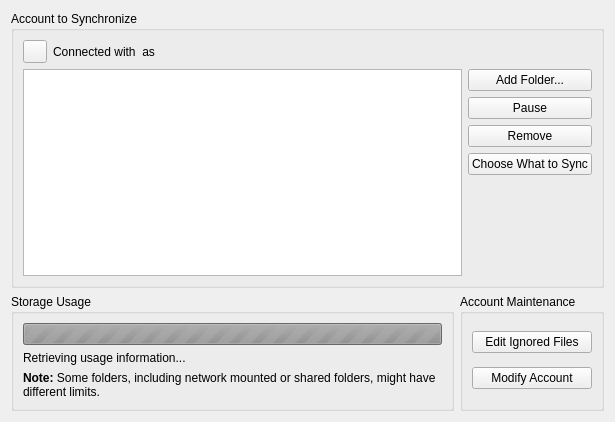
Before: the Qt Designer form src/gui/accountsettings.ui in GrossLukas/client, drawn with Qt 5.
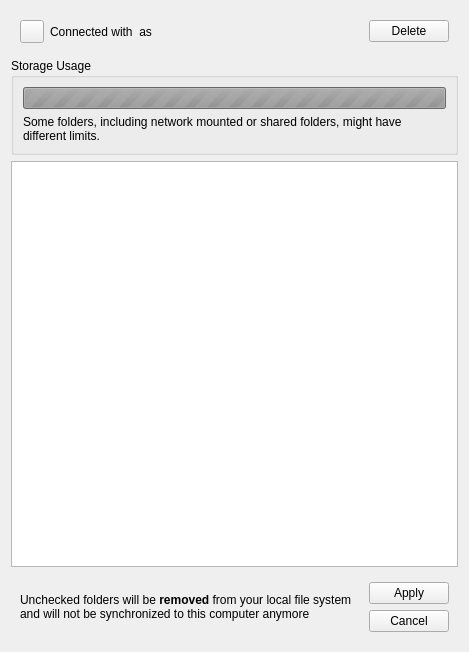
After: the same form once the commit is applied. Custom widgets are drawn as their Qt base class.

Commit message: Settings: New UI that intergate the selective sync within the account settings

Patch:
```diff
--- a/src/gui/accountsettings.ui
+++ b/src/gui/accountsettings.ui
@@ -6,21 +6,16 @@
    <rect>
     <x>0</x>
     <y>0</y>
-    <width>615</width>
-    <height>422</height>
+    <width>469</width>
+    <height>652</height>
    </rect>
   </property>
   <property name="windowTitle">
    <string>Form</string>
   </property>
-  <layout class="QGridLayout" name="gridLayout_2">
-   <item row="0" column="0" colspan="2">
-    <widget class="QGroupBox" name="syncStatusGroupBox">
-     <property name="title">
-      <string>Account to Synchronize</string>
-     </property>
-     <layout class="QGridLayout" name="gridLayout">
-      <item row="0" column="0" colspan="2">
+  <layout class="QVBoxLayout" name="verticalLayout">
+   <item>
+    <widget class="QWidget" name="accountStatus" native="true">
        <layout class="QHBoxLayout" name="horizontalLayout">
         <item>
          <widget class="SslButton" name="sslButton">
@@ -37,70 +32,45 @@
         </item>
         <item>
          <widget class="QLabel" name="connectLabel">
+        <property name="sizePolicy">
+         <sizepolicy hsizetype="MinimumExpanding" vsizetype="Preferred">
+          <horstretch>0</horstretch>
+          <verstretch>0</verstretch>
+         </sizepolicy>
+        </property>
           <property name="text">
            <string>Connected with &lt;server&gt; as &lt;user&gt;</string>
           </property>
          </widget>
         </item>
-       </layout>
-      </item>
-      <item row="1" column="0">
-       <widget class="QListView" name="_folderList"/>
-      </item>
-      <item row="1" column="1">
-       <layout class="QVBoxLayout" name="verticalLayout_2">
         <item>
-         <widget class="QPushButton" name="_buttonAdd">
-          <property name="text">
-           <string>Add Folder...</string>
-          </property>
-         </widget>
-        </item>
-        <item>
-         <widget class="QPushButton" name="_buttonEnable">
+       <widget class="QPushButton" name="pushButton">
+        <property name="sizePolicy">
+         <sizepolicy hsizetype="Preferred" vsizetype="Fixed">
+          <horstretch>0</horstretch>
+          <verstretch>0</verstretch>
+         </sizepolicy>
+        </property>
           <property name="text">
-           <string>Pause</string>
+         <string>Delete</string>
           </property>
          </widget>
         </item>
-        <item>
-         <widget class="QPushButton" name="_buttonRemove">
-          <property name="text">
-           <string>Remove</string>
-          </property>
-         </widget>
-        </item>
-        <item>
-         <widget class="QPushButton" name="_buttonSelectiveSync">
-          <property name="text">
-           <string>Choose What to Sync</string>
-          </property>
-         </widget>
-        </item>
-        <item>
-         <spacer name="verticalSpacer_3">
-          <property name="orientation">
-           <enum>Qt::Vertical</enum>
-          </property>
-          <property name="sizeHint" stdset="0">
-           <size>
-            <width>20</width>
-            <height>40</height>
-           </size>
-          </property>
-         </spacer>
-        </item>
-       </layout>
-      </item>
-     </layout>
+     </layout>
     </widget>
    </item>
-   <item row="1" column="0">
+   <item>
     <widget class="QGroupBox" name="storageGroupBox">
+     <property name="sizePolicy">
+      <sizepolicy hsizetype="Preferred" vsizetype="Fixed">
+       <horstretch>0</horstretch>
+       <verstretch>0</verstretch>
+      </sizepolicy>
+     </property>
      <property name="title">
       <string>Storage Usage</string>
      </property>
-     <layout class="QVBoxLayout" name="verticalLayout">
+     <layout class="QVBoxLayout" name="verticalLayout_2">
       <item>
        <widget class="QProgressBar" name="quotaProgressBar">
         <property name="enabled">
@@ -117,17 +87,16 @@
         </property>
        </widget>
       </item>
-      <item>
-       <widget class="QLabel" name="quotaLabel">
-        <property name="text">
-         <string>Retrieving usage information...</string>
-        </property>
-       </widget>
-      </item>
       <item>
        <widget class="QLabel" name="quotaInfoLabel">
+        <property name="sizePolicy">
+         <sizepolicy hsizetype="Preferred" vsizetype="Fixed">
+          <horstretch>0</horstretch>
+          <verstretch>0</verstretch>
+         </sizepolicy>
+        </property>
         <property name="text">
-         <string>&lt;b&gt;Note:&lt;/b&gt; Some folders, including network mounted or shared folders, might have different limits.</string>
+         <string>Some folders, including network mounted or shared folders, might have different limits.</string>
         </property>
         <property name="wordWrap">
          <bool>true</bool>
@@ -137,26 +106,76 @@
      </layout>
     </widget>
    </item>
+   <item>
+    <widget class="QTreeView" name="_folderList">
+     <property name="sizePolicy">
+      <sizepolicy hsizetype="MinimumExpanding" vsizetype="Expanding">
+       <horstretch>0</horstretch>
+       <verstretch>5</verstretch>
+      </sizepolicy>
+     </property>
+     <property name="contextMenuPolicy">
+      <enum>Qt::CustomContextMenu</enum>
+     </property>
+     <property name="editTriggers">
+      <set>QAbstractItemView::NoEditTriggers</set>
+     </property>
+     <property name="animated">
+      <bool>true</bool>
+     </property>
+    </widget>
+   </item>
+   <item>
+    <widget class="QWidget" name="selectiveSyncStatus" native="true">
+     <property name="sizePolicy">
+      <sizepolicy hsizetype="MinimumExpanding" vsizetype="Maximum">
+       <horstretch>0</horstretch>
+       <verstretch>0</verstretch>
+      </sizepolicy>
+     </property>
+     <layout class="QGridLayout" name="gridLayout_2">
+      <property name="sizeConstraint">
+       <enum>QLayout::SetNoConstraint</enum>
+      </property>
    <item row="1" column="1">
-    <widget class="QGroupBox" name="maintenanceGroupBox">
-     <property name="title">
-      <string>Account Maintenance</string>
-     </property>
-     <layout class="QVBoxLayout" name="verticalLayout_3">
-      <item>
-       <widget class="QPushButton" name="ignoredFilesButton">
-        <property name="enabled">
+       <widget class="QPushButton" name="selectiveSyncCancel">
+        <property name="sizePolicy">
+         <sizepolicy hsizetype="Minimum" vsizetype="Maximum">
+          <horstretch>0</horstretch>
+          <verstretch>0</verstretch>
+         </sizepolicy>
+        </property>
+        <property name="text">
+         <string>Cancel</string>
+        </property>
+       </widget>
+      </item>
+      <item row="0" column="1">
+       <widget class="QPushButton" name="selectiveSyncApply">
+        <property name="sizePolicy">
+         <sizepolicy hsizetype="Minimum" vsizetype="Maximum">
+          <horstretch>0</horstretch>
+          <verstretch>0</verstretch>
+         </sizepolicy>
+        </property>
+        <property name="text">
+         <string>Apply</string>
+        </property>
+       </widget>
+      </item>
+      <item row="0" column="0" rowspan="2">
+       <widget class="QLabel" name="label">
+        <property name="sizePolicy">
+         <sizepolicy hsizetype="MinimumExpanding" vsizetype="Maximum">
+          <horstretch>0</horstretch>
+          <verstretch>0</verstretch>
+         </sizepolicy>
+        </property>
+        <property name="text">
+         <string>Unchecked folders will be &lt;b&gt;removed&lt;/b&gt; from your local file system and will not be synchronized to this computer anymore</string>
+        </property>
+        <property name="wordWrap">
          <bool>true</bool>
-        </property>
-        <property name="text">
-         <string>Edit Ignored Files</string>
-        </property>
-       </widget>
-      </item>
-      <item>
-       <widget class="QPushButton" name="modifyAccountButton">
-        <property name="text">
-         <string>Modify Account</string>
         </property>
        </widget>
       </item>
```
Lines whose indentation alone changed are shown as unchanged. The commit also changes 8 other files.
